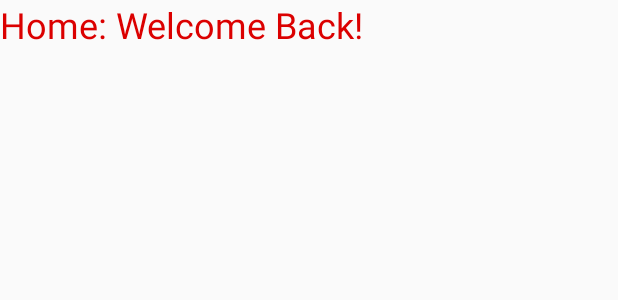
After one commit to Domatron22/GameOfTag, an Android app: the layout fragment_home.xml on its own in the app's theme, with its tools: preview values and no code run, on a phone screen of 412 x 824 dp. The commit adds this screen. Shown: the top 300 px of the screen. Run offline under Robolectric (Android 15) with nearby library versions, the phone set to English and light mode, and no system bars.

Commit message:
Fragments Added

```diff
--- a/app/build.gradle
+++ b/app/build.gradle
@@ -25,11 +25,12 @@ android {
 
 dependencies {
     implementation fileTree(dir: 'libs', include: ['*.jar'])
-    implementation"org.jetbrains.kotlin:kotlin-stdlib-jdk7:$kotlin_version"
+    implementation "org.jetbrains.kotlin:kotlin-stdlib-jdk7:$kotlin_version"
     implementation 'com.android.support:appcompat-v7:28.0.0'
     implementation 'com.android.support:design:28.0.0'
     implementation 'com.android.support.constraint:constraint-layout:1.1.3'
     implementation 'com.android.support:support-vector-drawable:28.0.0'
+    implementation 'com.android.support:support-v4:28.0.0'
     testImplementation 'junit:junit:4.12'
     androidTestImplementation 'com.android.support.test:runner:1.0.2'
     androidTestImplementation 'com.android.support.test.espresso:espresso-core:3.0.2'
--- a/app/src/main/res/layout/activity_main.xml
+++ b/app/src/main/res/layout/activity_main.xml
@@ -14,7 +14,6 @@
             android:layout_height="wrap_content"
             android:layout_marginLeft="@dimen/activity_horizontal_margin"
             android:layout_marginTop="@dimen/activity_vertical_margin"
-            android:text="@string/title_home"
             app:layout_constraintLeft_toLeftOf="parent"
             app:layout_constraintTop_toTopOf="parent" android:textSize="24sp"/>
 
--- /dev/null
+++ b/app/src/main/res/layout/fragment_home.xml
@@ -0,0 +1,15 @@
+<?xml version="1.0" encoding="utf-8"?>
+<FrameLayout xmlns:android="http://schemas.android.com/apk/res/android"
+             xmlns:tools="http://schemas.android.com/tools"
+             android:layout_width="match_parent"
+             android:layout_height="match_parent"
+             tools:context=".HomeFragment">
+
+    <TextView
+            android:layout_width="match_parent"
+            android:layout_height="match_parent"
+            android:textSize="24sp"
+            android:textColor="@color/colorAccent"
+            android:text="Home: Welcome Back!"/>
+
+</FrameLayout>
--- a/app/src/main/res/values/colors.xml
+++ b/app/src/main/res/values/colors.xml
@@ -1,6 +1,6 @@
 <?xml version="1.0" encoding="utf-8"?>
 <resources>
-    <color name="colorPrimary">#008577</color>
-    <color name="colorPrimaryDark">#00574B</color>
-    <color name="colorAccent">#D81B60</color>
+    <color name="colorPrimary">#000000</color>
+    <color name="colorPrimaryDark">#0004CF</color>
+    <color name="colorAccent">#DB0000</color>
 </resources>
--- a/app/src/main/res/values/strings.xml
+++ b/app/src/main/res/values/strings.xml
@@ -5,4 +5,7 @@
     <string name="title_leaderboard">Leaderboards</string>
     <string name="title_tagadd">Add New Tag</string>
 
+    <!-- TODO: Remove or change this placeholder text -->
+    <string name="hello_blank_fragment">Hello blank fragment</string>
+
 </resources>
```
Also changed, not shown: app/src/main/java/c/domatron/taggame/AddTFragment.kt (added, +26 -0 lines), app/src/main/java/c/domatron/taggame/HomeFragment.kt (added, +27 -0 lines), app/src/main/java/c/domatron/taggame/LeaderFragment.kt (added, +31 -0 lines), app/src/main/java/c/domatron/taggame/MainActivity.kt (+22 -9 lines), app/src/main/java/c/domatron/taggame/TagFragment.kt (added, +28 -0 lines), app/src/main/res/layout/fragment_add_t.xml (added, +16 -0 lines), app/src/main/res/layout/fragment_leader.xml (added, +15 -0 lines), app/src/main/res/layout/fragment_tag.xml (added, +15 -0 lines), 2 other files.
